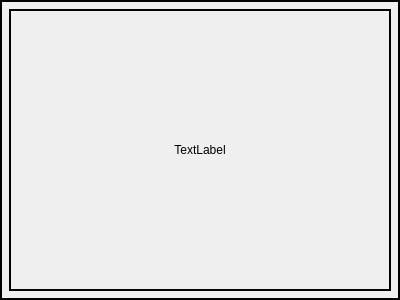
First picture: the form in form.ui, repository leehuitao/AutoWidgetSizeTest, before the edit.
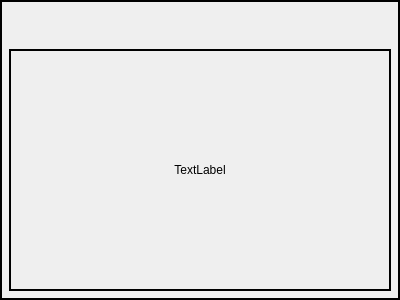
Second picture: the form after the edit. Custom widgets are drawn as their Qt base class.

Commit message: label支持滚轮定点缩放

The edit to the form file:
```diff
--- a/form.ui
+++ b/form.ui
@@ -38,8 +38,8 @@
       <string notr="true">border: 2px solid black;</string>
      </property>
      <layout class="QGridLayout" name="gridLayout_2">
-      <item row="0" column="0">
-       <widget class="QLabel" name="label">
+      <item row="1" column="0">
+       <widget class="RedrawLabel" name="label">
         <property name="text">
          <string>TextLabel</string>
         </property>
@@ -48,11 +48,34 @@
         </property>
        </widget>
       </item>
+      <item row="0" column="0">
+       <spacer name="verticalSpacer">
+        <property name="orientation">
+         <enum>Qt::Vertical</enum>
+        </property>
+        <property name="sizeType">
+         <enum>QSizePolicy::Fixed</enum>
+        </property>
+        <property name="sizeHint" stdset="0">
+         <size>
+          <width>20</width>
+          <height>40</height>
+         </size>
+        </property>
+       </spacer>
+      </item>
      </layout>
     </widget>
    </item>
   </layout>
  </widget>
+ <customwidgets>
+  <customwidget>
+   <class>RedrawLabel</class>
+   <extends>QLabel</extends>
+   <header location="global">redraw_label.h</header>
+  </customwidget>
+ </customwidgets>
  <resources/>
  <connections/>
 </ui>
```
The commit also changes 7 other files.
